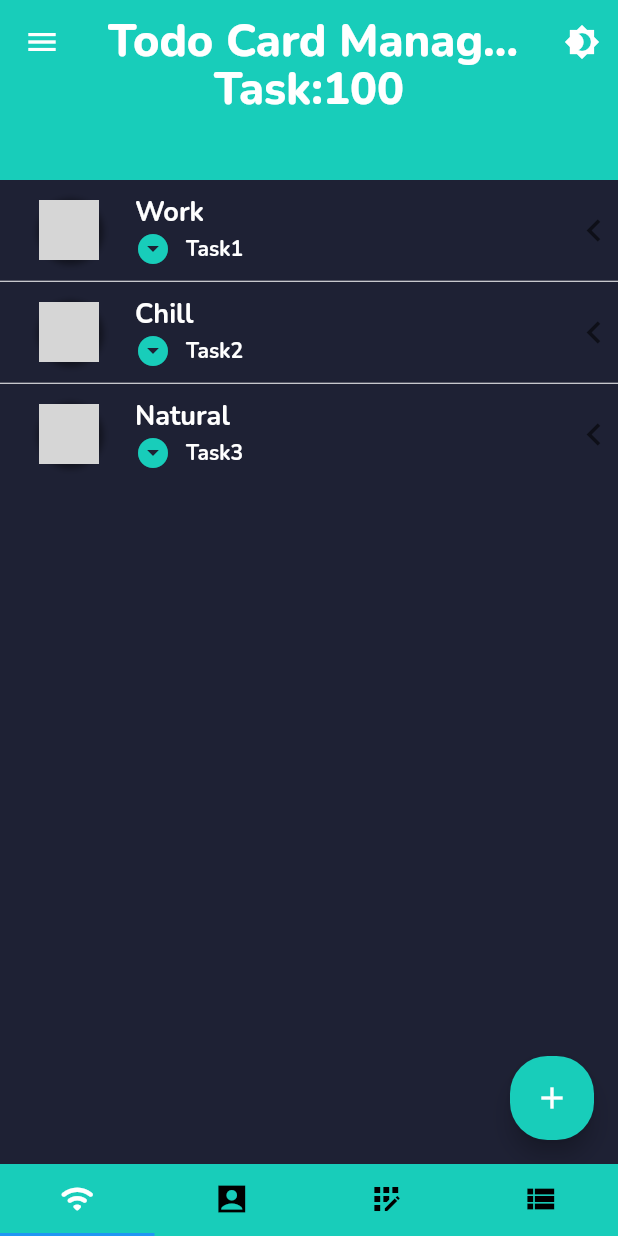
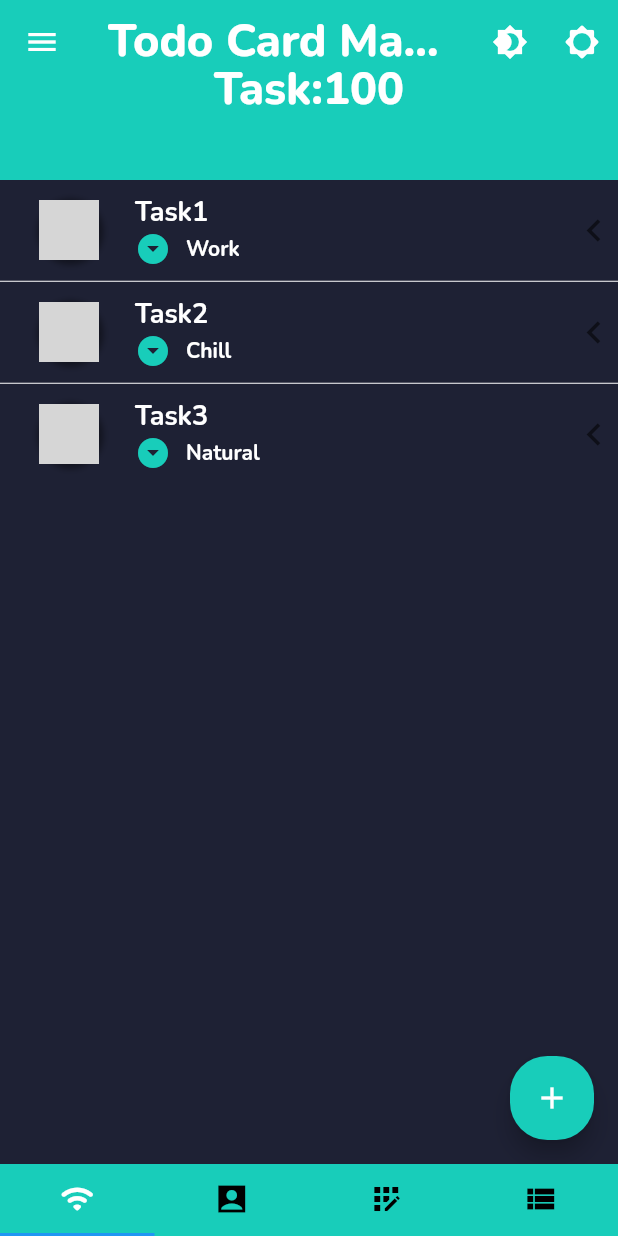
Before and after one commit to VOKG/todoapp, a Flutter app: the screen it shows after launch, in the side drawer, after a tap on the "brightness 4" icon, on a phone screen of 412 x 824 dp. Run offline on Flutter 3.47's test engine with Material 2 defaults, Android fonts, the phone set to English and light mode, and no system bars; our stand-ins replace google_fonts; grey boxes are pictures that could not be loaded.

Commit message:
new commit 2022

```diff
--- a/lib/data/Card.dart
+++ b/lib/data/Card.dart
@@ -1,9 +1,3 @@
 import 'package:todoapp/model/CardDetail.dart';
 
 import 'Data.dart';
-
-class CardData {
-
-  final List<CardDetail> cards = List.of(Data.listUser);
-
-}
--- a/lib/data/Data.dart
+++ b/lib/data/Data.dart
@@ -1,23 +1,23 @@
 import 'package:todoapp/model/CardDetail.dart';
 
-class Data {
-  static const listUser = <CardDetail>[
-    CardDetail(title: 'Map Tutorial', subtitle: 'Basic',isChecked:false),
-    CardDetail(title: 'Provider', subtitle: 'Intermediate',isChecked:false),
-    CardDetail(title: 'Fold Tutorial', subtitle: 'Basic',isChecked:false),
-    CardDetail(title: 'Cubit', subtitle: 'Intermediate', isChecked:false),
+/*class Data {
+  static const listUser = <CardModel>[
+    CardModel(title: 'Map Tutorial', subtitle: 'Basic', isChecked: false),
+    CardModel(title: 'Provider', subtitle: 'Intermediate', isChecked: false),
+    CardModel(title: 'Fold Tutorial', subtitle: 'Basic', isChecked: false),
+    CardModel(title: 'Cubit', subtitle: 'Intermediate', isChecked: false),
   ];
+
 }
+*/
 
-
-const DATA_CARD_DETAIL = [
+  const  DATA_CARD_DETAIL = [
 
     {
       "title": "Task1",
       "subtitle": "Work",
       "isChecked": "false",
       "image": "cheek.png"
-
     },
 
     {
@@ -25,13 +25,11 @@ const DATA_CARD_DETAIL = [
       "subtitle": "Chill",
       "isChecked": "false",
       "image": "cheek.png"
-
     },
     {
       "title": "Task3",
       "subtitle": "Natural",
       "isChecked": "false",
       "image": "cheek.png"
-
     }
   ];
--- a/lib/my_app_provider_set_state.dart
+++ b/lib/my_app_provider_set_state.dart
@@ -1,6 +1,8 @@
 import 'package:flutter/material.dart';
+import 'package:provider/provider.dart';
 import 'package:todoapp/res/theme/config.dart';
 import 'package:todoapp/res/theme/custom_theme.dart';
+import 'package:todoapp/state/tabBarChange.dart';
 import 'package:todoapp/ui/tab_page_controller.dart';
 
 class MyAppProviderSet extends StatefulWidget {
@@ -17,11 +19,21 @@ class _MyAppProviderSetStateState extends State<MyAppProviderSet> {
     currentTheme.addListener(() {
       setState(() {});
     });
+    dataChange.addListener(() {
+      setState(() {});
+    });
   }
 
   @override
   Widget build(BuildContext context) {
-    return MyApp();
+    return MultiProvider(
+        providers: [
+      ChangeNotifierProvider(create: (_) => DataChange(),),
+         // ChangeNotifierProvider(create: (_) =>  CustomTheme(),)
+
+    ],
+        child: MyApp(),
+    );
   }
 }
 
--- a/lib/res/theme/custom_theme.dart
+++ b/lib/res/theme/custom_theme.dart
@@ -12,6 +12,7 @@ class CustomTheme with ChangeNotifier{
   ThemeMode get currentTheme => _isDarkTheme ? ThemeMode.dark : ThemeMode.light;
 
  toggleTheme() {
+
     _isDarkTheme = !_isDarkTheme;
 
     notifyListeners();
--- a/lib/res/theme/theme_manager.dart
+++ /dev/null
@@ -1,21 +0,0 @@
-import 'package:flutter/cupertino.dart';
-import 'package:flutter/material.dart';
-
-class ThemeManager with ChangeNotifier {
-
-  ThemeMode  _themeMode = ThemeMode.light;
-
-  get themeMode => _themeMode;
-
-
-  toggleTheme(bool isDark){
-
-    _themeMode = isDark? ThemeMode.dark : ThemeMode.light;
-
-
-
-  }
-
-
-
-}
--- a/lib/state/tabBarChange.dart
+++ b/lib/state/tabBarChange.dart
@@ -1,4 +1,10 @@
+import 'dart:collection';
+
 import 'package:flutter/cupertino.dart';
+import 'package:todoapp/data/Data.dart';
+import 'package:todoapp/model/CardDetail.dart';
+import 'package:todoapp/ui/screen/list_title_ui.dart';
+
 
 class TabBarChange extends ChangeNotifier {
   int index = 0;
@@ -9,4 +15,98 @@ class TabBarChange extends ChangeNotifier {
   }
 }
 
+
+
 TabBarChange tabBarNotifier = TabBarChange();
+
+//////////////////////////////////////////////////////
+
+
+
+
+class DataChange extends ChangeNotifier{
+
+  List<CardModel> itemsData = [];
+
+
+
+//fun
+
+  List<CardModel> getDataReadMap() {
+
+  List<dynamic> listData = DATA_CARD_DETAIL;
+
+   final list = listData.map(
+           (data) =>
+           CardModel(
+               title: data["title"],
+               subtitle: data["subtitle"],
+               isChecked: data["isChecked"]
+
+           )
+   ).toList();
+
+  notifyListeners();
+
+   return itemsData = list  ;
+
+
+}
+
+
+  List<CardModel> get data =>getDataReadMap();
+
+
+  addTaskList(){
+
+    CardModel cardTask = CardModel(
+        title: 'title ${itemsData.length}',
+        subtitle: 'subtitle ${itemsData.length}',
+        isChecked:'isChecked ${itemsData.length}'
+    );
+    notifyListeners();
+
+    itemsData.add(cardTask);
+
+
+
+  }
+
+
+
+
+
+
+//List<CardModel> get data => getData();
+
+
+
+  //List<Widget> get listData => itemsData;
+  // String get title => listData.elementAt(index).toString();
+
+  //String get subtitle => listData.elementAt(index).toString();
+
+  //String get isChecked => listData.elementAt(index).toString();
+
+
+///////////////////////////////////////////////////////////////////////
+ /* List<CardModel> getDataListCard() {
+
+    List<CardModel> listItems = [];
+
+    listData.forEach((data) {
+      listItems.add( CardModel(
+          title: data["title"],
+          subtitle: data["subtitle"],
+          isChecked: data["isChecked"]));
+    });
+
+    notifyListeners();
+
+    return itemsData;
+
+  }
+*/
+}
+
+DataChange dataChange = DataChange();
--- a/lib/ui/screen/card_list_tile.dart
+++ b/lib/ui/screen/card_list_tile.dart
@@ -18,8 +18,6 @@ String isChecked;
       child: Container(
        // margin: EdgeInsets.only(left: 10, top: 2, right: 10, bottom: 1),
       // decoration: myBoxDecorationCardListTitle(),
-
-      child: CardView(subtitleCard,titleCard,isChecked),
       ),
     );
   }
--- a/lib/ui/screen/dashboard.dart
+++ b/lib/ui/screen/dashboard.dart
@@ -1,11 +1,12 @@
 import 'package:flutter/material.dart';
-import 'package:todoapp/data/Card.dart';
+import 'package:provider/provider.dart';
 import 'package:todoapp/data/Data.dart';
 import 'package:todoapp/model/CardDetail.dart';
-import 'package:todoapp/res/values/constants_colors.dart';
+import 'package:todoapp/state/tabBarChange.dart';
+import 'package:todoapp/ui/screen/list_title_ui.dart';
 import 'package:todoapp/ui/screen/widget/Utils.dart';
 import 'package:todoapp/ui/screen/widget/dismissible_widget.dart';
-import 'card_list_tile.dart';
+
 
 class Dashboard extends StatefulWidget {
   const Dashboard({Key? key}) : super(key: key);
@@ -14,24 +15,55 @@ class Dashboard extends StatefulWidget {
   _DashboardState createState() => _DashboardState();
 }
 
+
 class _DashboardState extends State<Dashboard> {
+
+
   ScrollController controller = ScrollController();
 
   List<Widget> itemsData = [];
 
-  void getDataListCard() {
+
+  @override
+  void initState() {
+    super.initState();
+
+
+// иницилизация списка
+
+
+   // getDataListCard(list);
+  }
+  @override
+  void didChangeDependencies() {
+    super. didChangeDependencies();
+
+  }
+
+
+  getDataListCard(){
+
+   // final listDBTodo = Provider.of<DataChange>(context,listen: false).data;
+
     List<dynamic> listData = DATA_CARD_DETAIL;
-    List<Widget> listItems = [];
-    listData.forEach((data) {
-      listItems.add(CardListTitle(
-          titleCard: data["title"],
-          subtitleCard: data["subtitle"],
-          isChecked: data["isChecked"]));
+
+    final list = listData.map(
+            (data) =>
+            CardModel(
+                title: data["title"],
+                subtitle: data["subtitle"],
+                isChecked: data["isChecked"]
+
+            )
+    ).toList();
+
+  setState(() {
+    itemsData = list;
   });
-    setState(() {
-      itemsData = listItems;
-    });
+
+
   }
+
 
   // функция добавления и удаления
   void dismissItem(
@@ -42,6 +74,8 @@ class _DashboardState extends State<Dashboard> {
     setState(() {
       itemsData.removeAt(index);
     });
+
+    //context.read<DataChange>().getData()
 
     switch (direction) {
       case DismissDirection.endToStart:
@@ -55,63 +89,102 @@ class _DashboardState extends State<Dashboard> {
     }
   }
 
-  void _addButton() {
+  void addTaskList() {
+    CardModel cardTask = CardModel(
+        title: 'title ${itemsData.length}',
+        subtitle: 'subtitle ${itemsData.length}',
+        isChecked:'isChecked ${itemsData.length}'
+    );
+setState((){
+  itemsData.add(cardTask);
+});
 
-    setState(() {});
+
   }
 
-  @override
-  void initState() {
-    super.initState();
 
-    getDataListCard();
-  }
 
   @override
   Widget build(BuildContext context) {
+    // DataChange dataChange = Provider.of<DataChange>(context);
+    //SafeArena
+    Provider.of<DataChange>(context,listen: true).data;
+
          return Scaffold(
-      backgroundColor:  Theme.of(context).scaffoldBackgroundColor,
+            backgroundColor: Theme
+                .of(context)
+                .scaffoldBackgroundColor,
             body: Container(
               child: Column(
                 children: [
                   Expanded(flex: 4,
-                child: buildListViewTask(controller, itemsData)
+                      child: ListViewTask()
                   ),
                 ],
               ),
             ),
+
             floatingActionButton: FloatingActionButton(
-        onPressed: _addButton,
-        backgroundColor:Theme.of(context).primaryColorLight,
+              onPressed:addTaskList,
+           //context.read<DataChange>();
+                // Provider.of<DataChange>(context,listen: true).addTaskList();
+
+              backgroundColor: Theme
+                  .of(context)
+                  .primaryColorLight,
               child: Icon(
                 Icons.add,
               ),
+
             ),
+
           );
+
   }
 
 
-  //method generation list
-  ListView  buildListViewTask(ScrollController controller, List itemsData ) {
+
+}
+
+class ListViewTask extends StatefulWidget{
+  const ListViewTask({Key? key}) : super(key: key);
+
+  @override
+  _ListViewTaskState createState() => _ListViewTaskState();
+}
+
+class _ListViewTaskState extends State<ListViewTask > {
+
+@override
+  Widget build(BuildContext context) {
+    return Consumer<DataChange>(
+        builder: (context, dataChange, child) {
        return ListView.separated(
           // длина списка листа данных
-      controller: controller,
-        itemCount: itemsData.length,
+           // controller: controller,
+            itemCount: dataChange.getDataReadMap().length,
             separatorBuilder: (context, index) =>
             //Делитель
             Divider(
               height: 1,
             ),
             itemBuilder: (context, index) {
-          final itemList = itemsData[index];
+            //  final itemList =  dataChange.getDataReadMap()[index];
+              return  CardView(index);
+
               // виджет удаления и сохранения
-          return DismissibleWidget(
+            /*  return DismissibleWidget(
                 item: itemList,
                 // контейнер для содержимого
-            child:itemsData[index],
+                child: itemsDataget[index],
                 onDismissed: (direction) => dismissItem(context, index, direction),
+              );*/
+            }
         );
   }
   );
+
   }
+//method generation list
+
 }
--- a/lib/ui/screen/list_title_ui.dart
+++ b/lib/ui/screen/list_title_ui.dart
@@ -1,33 +1,22 @@
 import 'package:flutter/material.dart';
-import 'package:todoapp/res/values/constants_colors.dart';
+import 'package:provider/provider.dart';
+import 'package:todoapp/model/CardDetail.dart';
 import 'package:todoapp/res/values/styles.dart';
+import 'package:todoapp/state/tabBarChange.dart';
 import 'package:todoapp/ui/screen/second_screen.dart';
 
 
-class CardView extends StatefulWidget{
-  CardView(this.subtitleCard,this.titleCard,this.isChecked);
- late String titleCard;
-  late String subtitleCard;
-   late String isChecked;
-
-
-  @override
-  _CardView createState() => _CardView(this.titleCard,this.subtitleCard,this.isChecked);
-}
-class _CardView extends State<CardView> {
-
-  _CardView(this.subtitle,this.title,this.isChecked);
-
-  late String title;
-  late final String subtitle;
-
-  late String isChecked;
-
-
+class CardView extends StatelessWidget{
+  CardView(this.index);
+int index =0;
   @override
   Widget build(BuildContext context) {
 
-    return ListTile(
+    return Consumer<DataChange>(
+
+      builder:(context,dataChange,child)=>
+
+      ListTile(
       contentPadding: EdgeInsets.symmetric(
         horizontal: 1.0,
         vertical: 5.0,
@@ -36,7 +25,8 @@ class _CardView extends State<CardView> {
      MyAvatar(),
      // CircleAvatar(backgroundImage:ava, radius: 40,),
       title: Text(
-        title,
+       // dataChange.data[index].title,
+        dataChange.itemsData[index].title,
         style:Theme.of(context).textTheme.headline3,
       ),
       subtitle: Row(
@@ -49,25 +39,32 @@ class _CardView extends State<CardView> {
             width: 10,
           ),
           Text(
-            subtitle,
+            //dataChange.data[index].subtitle,
+            dataChange.itemsData[index].subtitle,
           style:Theme.of(context).textTheme.headline2,
           ),
-
         ],
       ),
+
       onTap: () =>
           Navigator.push(
               context,
               MaterialPageRoute(
-                  builder: (context) => SecondScreen(title: title,subtitle: subtitle,))
+                  builder: (context) =>
+
+                      SecondScreen(
+                        title:dataChange.itemsData[index].title,
+                        subtitle:dataChange.itemsData[index].subtitle,)
+              )
           ),
       isThreeLine: true,
       dense: true,
       trailing: Icon(
         Icons.keyboard_arrow_left,
-        color: Colors.black54,
+        color: Colors.black54,//!!!!!!!!!!!!!!!!!!!!!!!!!
         size: 30.0,
       ),
+      )
 
     );
   }
--- a/lib/ui/screen/second_screen.dart
+++ b/lib/ui/screen/second_screen.dart
@@ -1,5 +1,4 @@
 import 'package:flutter/material.dart';
-import 'package:todoapp/res/values/constants_colors.dart';
 import 'package:todoapp/res/values/styles.dart';
 
 class SecondScreen extends StatelessWidget {
--- a/lib/ui/tab_page_controller.dart
+++ b/lib/ui/tab_page_controller.dart
@@ -1,16 +1,16 @@
 import 'package:flutter/material.dart';
 import 'package:todoapp/res/theme/config.dart';
-import 'package:todoapp/res/values/constants_colors.dart';
 import 'package:todoapp/res/values/styles.dart';
 import 'package:todoapp/ui/screen/dashboard.dart';
+import 'package:todoapp/ui/screen/list_title_ui.dart';
 import 'package:todoapp/ui/widget/drawer_widjet.dart';
 import 'AppBarWidget/my_flexiable_app_bar.dart';
-import 'package:todoapp/res/theme/theme_manager.dart';
+
 
 
 
 class TabPageController extends StatefulWidget {
-  TabPageController({Key? key}) : super(key: key);
+ const TabPageController({Key? key}) : super(key: key);
 
   @override
   _TabPageControllerState createState() => _TabPageControllerState();
@@ -18,6 +18,7 @@ class TabPageController extends StatefulWidget {
 
 class _TabPageControllerState extends State<TabPageController>
     with SingleTickerProviderStateMixin {
+
   late TabController _tabController;
   late ScrollController _scrollViewController;
   final GlobalKey<ScaffoldState> _scaffoldKey = GlobalKey<ScaffoldState>();
@@ -60,7 +61,14 @@ class _TabPageControllerState extends State<TabPageController>
                     IconButton(
                       icon: const Icon(Icons.brightness_4),
                       onPressed: () => currentTheme.toggleTheme(),
-                    )
+                    ),
+                    IconButton(
+                        onPressed: (){
+                          _scaffoldKey.currentState!.showSnackBar(
+                              SnackBar(content: Text('12345'),)
+                          );
+                        },
+                        icon: Icon(Icons.brightness_5_rounded))
 
                   ],
                   backgroundColor: Theme.of(context).primaryColorLight,
--- a/lib/ui/widget/drawer_widjet.dart
+++ b/lib/ui/widget/drawer_widjet.dart
@@ -1,8 +1,7 @@
 
 import 'package:flutter/material.dart';
-import 'package:provider/provider.dart';
 import 'package:todoapp/res/values/styles.dart';
-import 'package:todoapp/state/user_preference.dart';
+
 
 
 Widget myDrawer(BuildContext context){
@@ -13,8 +12,9 @@ Widget myDrawer(BuildContext context){
       child: ListView(
         children: [
           DrawerHeader(
-            padding:  EdgeInsets.fromLTRB(10, 20, 10,20),
-           // EdgeInsets.zero,
+            padding: const EdgeInsets.fromLTRB(16.0, 16.0, 16.0, 8.0),
+
+           //EdgeInsets.zero,
             decoration: myBoxDecoration03(context),
               child: Text(
                   'LOGO',
```
Also changed, not shown: lib/model/CardDetail.dart (+36 -9 lines). Lines whose indentation alone changed are shown as unchanged.
